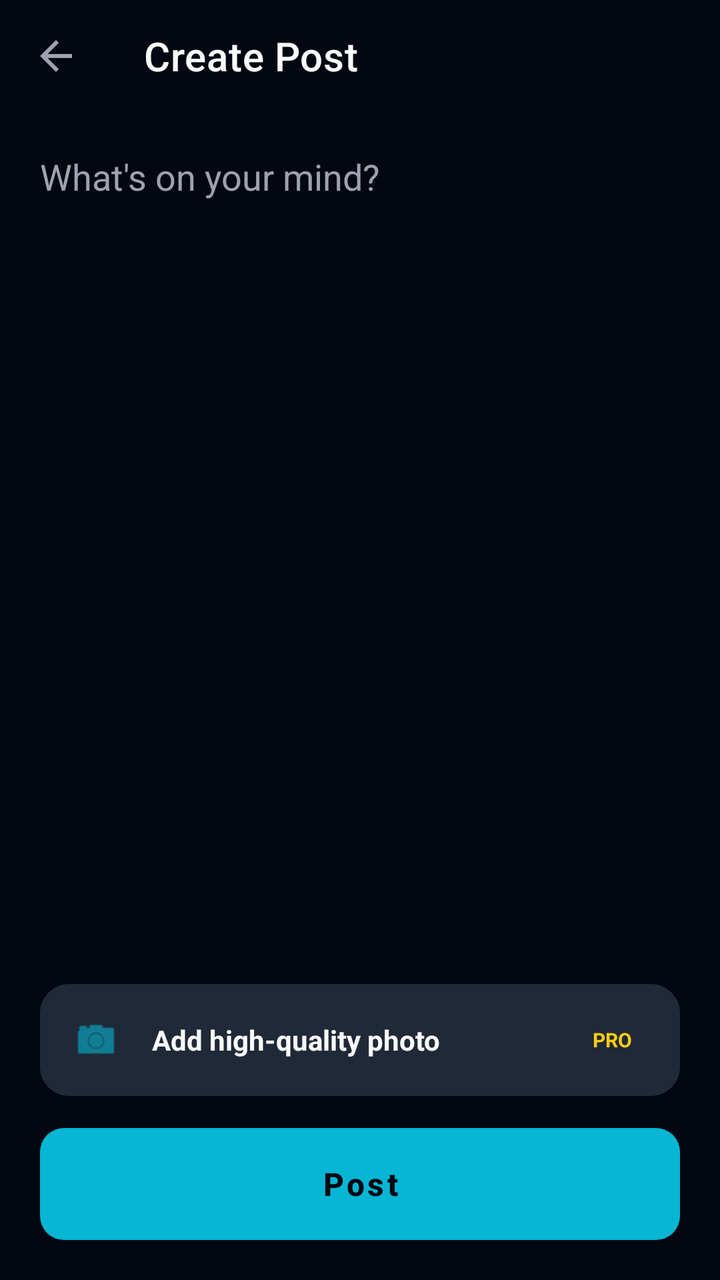
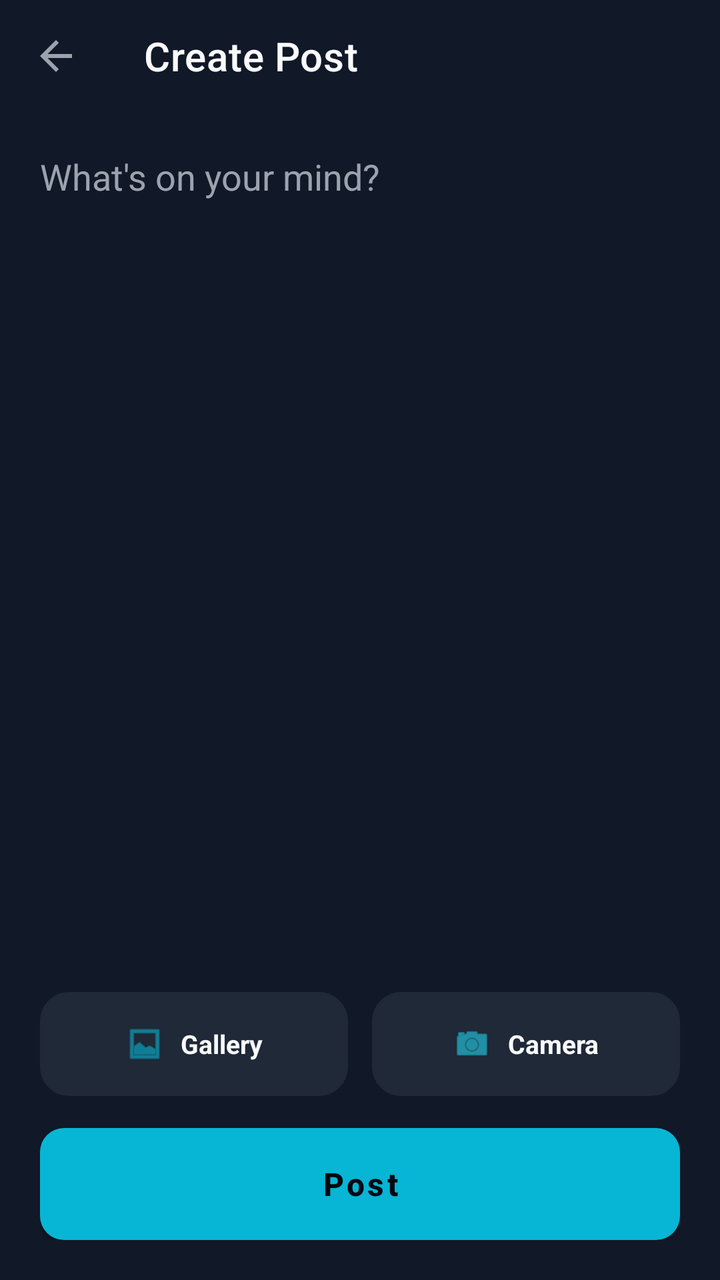

Compare the two renders of this Android layout. The source of the first and the diff that turns it into the second are given below.
<!-- AndroidManifest.xml: application theme Theme.UniLink.Dark -->
<!-- res/layout/activity_create_post.xml -->
<?xml version="1.0" encoding="utf-8"?>

<androidx.constraintlayout.widget.ConstraintLayout xmlns:android="http://schemas.android.com/apk/res/android"
    xmlns:app="http://schemas.android.com/apk/res-auto"
    xmlns:tools="http://schemas.android.com/tools"
    android:layout_width="match_parent"
    android:layout_height="match_parent"
    android:background="?attr/appBackgroundColor">

    <com.google.android.material.appbar.AppBarLayout
        android:id="@+id/appBar"
        android:layout_width="match_parent"
        android:layout_height="wrap_content"
        android:background="@android:color/transparent"
        app:elevation="0dp"
        app:layout_constraintTop_toTopOf="parent">

        <androidx.appcompat.widget.Toolbar
            android:id="@+id/toolbar"
            android:layout_width="match_parent"
            android:layout_height="?attr/actionBarSize"
            app:navigationIcon="?attr/homeAsUpIndicator"
            app:navigationIconTint="?attr/textPrimaryColor"
            app:title="Create Post"
            app:titleTextColor="?attr/textPrimaryColor" />
    </com.google.android.material.appbar.AppBarLayout>

    <androidx.core.widget.NestedScrollView
        android:layout_width="match_parent"
        android:layout_height="0dp"
        android:fillViewport="true"
        app:layout_constraintBottom_toTopOf="@id/bottomActions"
        app:layout_constraintTop_toBottomOf="@id/appBar">

        <LinearLayout
            android:layout_width="match_parent"
            android:layout_height="wrap_content"
            android:orientation="vertical"
            android:padding="20dp">

            <EditText
                android:id="@+id/etPostContent"
                android:layout_width="match_parent"
                android:layout_height="wrap_content"
                android:background="@null"
                android:gravity="top"
                android:hint="What's on your mind?"
                android:inputType="textMultiLine"
                android:minHeight="150dp"
                android:textColor="?attr/textPrimaryColor"
                android:textColorHint="?attr/textSecondaryColor"
                android:textSize="18sp" />

            <com.google.android.material.card.MaterialCardView
                android:id="@+id/cardPremiumPhoto"
                android:layout_width="match_parent"
                android:layout_height="240dp"
                android:layout_marginTop="20dp"
                android:visibility="gone"
                app:cardCornerRadius="16dp"
                app:cardElevation="0dp"
                app:strokeColor="?attr/accentColor"
                app:strokeWidth="1dp">

                <FrameLayout
                    android:layout_width="match_parent"
                    android:layout_height="match_parent">

                    <ImageView
                        android:id="@+id/ivPostImagePreview"
                        android:layout_width="match_parent"
                        android:layout_height="match_parent"
                        android:scaleType="centerCrop" />

                    <LinearLayout
                        android:layout_width="wrap_content"
                        android:layout_height="wrap_content"
                        android:layout_gravity="top|end"
                        android:layout_margin="12dp"
                        android:orientation="horizontal">

                        <com.google.android.material.button.MaterialButton
                            android:id="@+id/btnEditPhoto"
                            android:layout_width="wrap_content"
                            android:layout_height="36dp"
                            android:layout_marginEnd="8dp"
                            android:text="✨ Edit &amp; Filter"
                            android:textAllCaps="false"
                            android:textColor="@color/white"
                            android:textSize="11sp"
                            android:textStyle="bold"
                            app:cornerRadius="18dp"
                            app:backgroundTint="#B30F172A"
                            app:strokeColor="?attr/accentColor"
                            app:strokeWidth="1dp" />

                        <ImageView
                            android:id="@+id/btnRemoveImage"
                            android:layout_width="36dp"
                            android:layout_height="36dp"
                            android:background="@drawable/bg_notification_badge"
                            android:padding="8dp"
                            android:src="@android:drawable/ic_menu_close_clear_cancel"
                            app:tint="@color/white" />
                    </LinearLayout>
                </FrameLayout>
            </com.google.android.material.card.MaterialCardView>

        </LinearLayout>
    </androidx.core.widget.NestedScrollView>

    <LinearLayout
        android:id="@+id/bottomActions"
        android:layout_width="match_parent"
        android:layout_height="wrap_content"
        android:orientation="vertical"
        android:padding="20dp"
        app:layout_constraintBottom_toBottomOf="parent">

        <LinearLayout
            android:id="@+id/btnAddPhoto"
            android:layout_width="match_parent"
            android:layout_height="56dp"
            android:background="@drawable/bg_tag"
            android:gravity="center_vertical"
            android:paddingHorizontal="16dp"
            android:clickable="true"
            android:focusable="true">

            <ImageView
                android:layout_width="24dp"
                android:layout_height="24dp"
                android:src="@android:drawable/ic_menu_camera"
                app:tint="?attr/accentColor" />

            <TextView
                android:layout_width="wrap_content"
                android:layout_height="wrap_content"
                android:layout_marginStart="16dp"
                android:text="Add high-quality photo"
                android:textColor="?attr/textPrimaryColor"
                android:textSize="14sp"
                android:textStyle="bold" />

            <View
                android:layout_width="0dp"
                android:layout_height="0dp"
                android:layout_weight="1" />

            <TextView
                android:layout_width="wrap_content"
                android:layout_height="wrap_content"
                android:background="@drawable/bg_tag"
                android:paddingHorizontal="8dp"
                android:paddingVertical="2dp"
                android:text="PRO"
                android:textColor="#FACC15"
                android:textSize="10sp"
                android:textStyle="bold" />
        </LinearLayout>

        <com.google.android.material.button.MaterialButton
            android:id="@+id/btnPost"
            style="@style/PrimaryButton"
            android:layout_marginTop="16dp"
            android:text="Post"
            app:backgroundTint="?attr/accentColor"
            android:textColor="@color/bg_dark" />

    </LinearLayout>

</androidx.constraintlayout.widget.ConstraintLayout>
<!-- resources referenced by this layout -->
<resources>
  <color name="bg_dark">#030712</color>
  <color name="white">#FFFFFF</color>
  <!-- drawable bg_notification_badge (drawable) -->
  <?xml version="1.0" encoding="utf-8"?>
  
  <shape xmlns:android="http://schemas.android.com/apk/res/android">
      <solid android:color="#F43F5E" />
      <corners android:radius="8dp" />
      <stroke android:width="1.5dp" android:color="?attr/appBackgroundColor" />
  </shape>
  <!-- drawable bg_tag (drawable) -->
  <?xml version="1.0" encoding="utf-8"?>
  
  <shape xmlns:android="http://schemas.android.com/apk/res/android">
      <solid android:color="?attr/tagBackgroundColor" />
      <corners android:radius="14dp" />
      <stroke android:width="1dp" android:color="?attr/borderStrokeColor" />
  </shape>
  <style name="PrimaryButton" parent="Widget.MaterialComponents.Button">
          <item name="android:layout_width">match_parent</item>
          <item name="android:layout_height">56dp</item>
          <item name="android:insetTop">0dp</item>
          <item name="android:insetBottom">0dp</item>
          <item name="android:textAllCaps">false</item>
          <item name="android:textSize">16sp</item>
          <item name="android:textStyle">bold</item>
          <item name="cornerRadius">12dp</item>
          <item name="backgroundTint">?attr/accentColor</item>
      </style>
  <color name="theme_dark_accent">#06B6D4</color>
  <color name="theme_dark_accent_variant">#0284C7</color>
  <color name="theme_dark_bg">#030712</color>
  <color name="theme_dark_text_primary">#F9FAFB</color>
  <color name="theme_dark_card">#111827</color>
  <color name="theme_dark_text_secondary">#9CA3AF</color>
  <color name="error">#EF4444</color>
  <color name="theme_dark_border">#1F2937</color>
  <color name="theme_dark_input">#1F2937</color>
  <style name="Theme.UniLink.Dialog" parent="Theme.MaterialComponents.DayNight.Dialog.Alert">
          <item name="android:background">?attr/cardBackgroundColor</item>
          <item name="android:windowBackground">@android:color/transparent</item>
          <item name="buttonBarPositiveButtonStyle">@style/DialogButton</item>
          <item name="buttonBarNegativeButtonStyle">@style/DialogButton</item>
          <item name="android:textColorPrimary">?attr/textPrimaryColor</item>
          <item name="android:textColorSecondary">?attr/textSecondaryColor</item>
          <item name="android:textColor">?attr/textPrimaryColor</item>
          <item name="android:textColorAlertDialogListItem">?attr/textPrimaryColor</item>
          <item name="textColorAlertDialogListItem">?attr/textPrimaryColor</item>
          <item name="android:textColorPrimaryDisableOnly">?attr/textPrimaryColor</item>
          <item name="colorSurface">?attr/cardBackgroundColor</item>
          <item name="colorOnSurface">?attr/textPrimaryColor</item>
          <item name="colorOnPrimary">#FFFFFF</item>
      </style>
  <style name="DialogButton" parent="Widget.MaterialComponents.Button.TextButton">
          <item name="android:textColor">?attr/accentColor</item>
          <item name="android:textStyle">bold</item>
      </style>
  <!-- unchanged entries left out for length: 1 -->
</resources>

<!-- the commit's change to res/layout/activity_create_post.xml (unified diff, before → after) -->
@@ -2,16 +2,15 @@
 
 <androidx.constraintlayout.widget.ConstraintLayout xmlns:android="http://schemas.android.com/apk/res/android"
     xmlns:app="http://schemas.android.com/apk/res-auto"
-    xmlns:tools="http://schemas.android.com/tools"
     android:layout_width="match_parent"
     android:layout_height="match_parent"
-    android:background="?attr/appBackgroundColor">
+    android:background="?attr/cardBackgroundColor">
 
     <com.google.android.material.appbar.AppBarLayout
         android:id="@+id/appBar"
         android:layout_width="match_parent"
         android:layout_height="wrap_content"
-        android:background="@android:color/transparent"
+        android:background="?attr/cardBackgroundColor"
         app:elevation="0dp"
         app:layout_constraintTop_toTopOf="parent">
 
@@ -118,45 +117,66 @@
         app:layout_constraintBottom_toBottomOf="parent">
 
         <LinearLayout
-            android:id="@+id/btnAddPhoto"
             android:layout_width="match_parent"
-            android:layout_height="56dp"
-            android:background="@drawable/bg_tag"
-            android:gravity="center_vertical"
-            android:paddingHorizontal="16dp"
-            android:clickable="true"
-            android:focusable="true">
+            android:layout_height="wrap_content"
+            android:orientation="horizontal"
+            android:baselineAligned="false">
 
-            <ImageView
-                android:layout_width="24dp"
-                android:layout_height="24dp"
-                android:src="@android:drawable/ic_menu_camera"
-                app:tint="?attr/accentColor" />
+            <LinearLayout
+                android:id="@+id/btnAddPhoto"
+                android:layout_width="0dp"
+                android:layout_height="52dp"
+                android:layout_weight="1"
+                android:layout_marginEnd="6dp"
+                android:background="@drawable/bg_tag"
+                android:gravity="center"
+                android:paddingHorizontal="12dp"
+                android:clickable="true"
+                android:focusable="true">
 
-            <TextView
-                android:layout_width="wrap_content"
-                android:layout_height="wrap_content"
-                android:layout_marginStart="16dp"
-                android:text="Add high-quality photo"
-                android:textColor="?attr/textPrimaryColor"
-                android:textSize="14sp"
-                android:textStyle="bold" />
+                <ImageView
+                    android:layout_width="20dp"
+                    android:layout_height="20dp"
+                    android:src="@android:drawable/ic_menu_gallery"
+                    app:tint="?attr/accentColor" />
 
-            <View
+                <TextView
+                    android:layout_width="wrap_content"
+                    android:layout_height="wrap_content"
+                    android:layout_marginStart="8dp"
+                    android:text="Gallery"
+                    android:textColor="?attr/textPrimaryColor"
+                    android:textSize="13sp"
+                    android:textStyle="bold" />
+            </LinearLayout>
+
+            <LinearLayout
+                android:id="@+id/btnCameraPhoto"
                 android:layout_width="0dp"
-                android:layout_height="0dp"
-                android:layout_weight="1" />
+                android:layout_height="52dp"
+                android:layout_weight="1"
+                android:layout_marginStart="6dp"
+                android:background="@drawable/bg_tag"
+                android:gravity="center"
+                android:paddingHorizontal="12dp"
+                android:clickable="true"
+                android:focusable="true">
 
-            <TextView
-                android:layout_width="wrap_content"
-                android:layout_height="wrap_content"
-                android:background="@drawable/bg_tag"
-                android:paddingHorizontal="8dp"
-                android:paddingVertical="2dp"
-                android:text="PRO"
-                android:textColor="#FACC15"
-                android:textSize="10sp"
-                android:textStyle="bold" />
+                <ImageView
+                    android:layout_width="20dp"
+                    android:layout_height="20dp"
+                    android:src="@android:drawable/ic_menu_camera"
+                    app:tint="#22D3EE" />
+
+                <TextView
+                    android:layout_width="wrap_content"
+                    android:layout_height="wrap_content"
+                    android:layout_marginStart="8dp"
+                    android:text="Camera"
+                    android:textColor="?attr/textPrimaryColor"
+                    android:textSize="13sp"
+                    android:textStyle="bold" />
+            </LinearLayout>
         </LinearLayout>
 
         <com.google.android.material.button.MaterialButton
